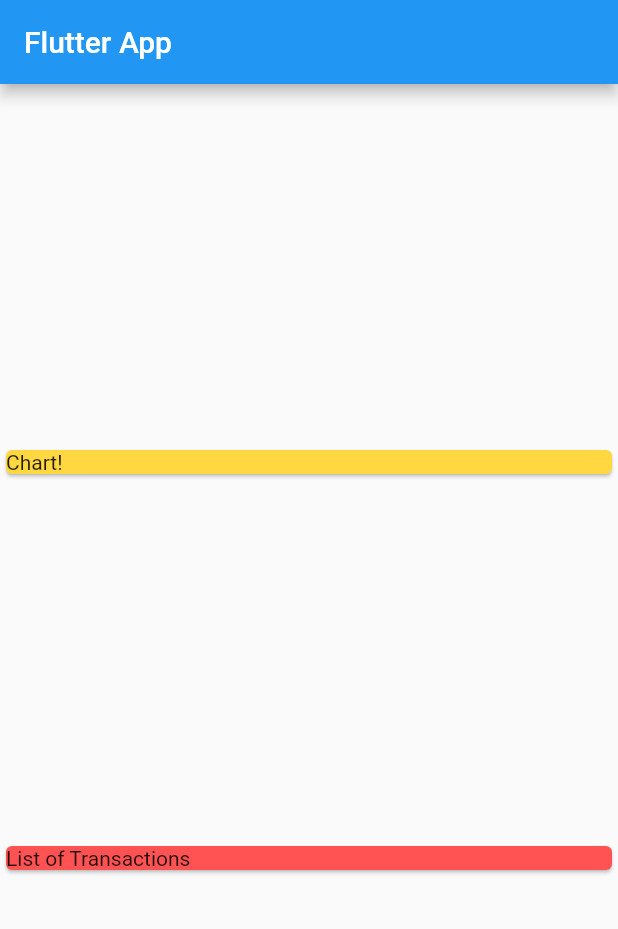
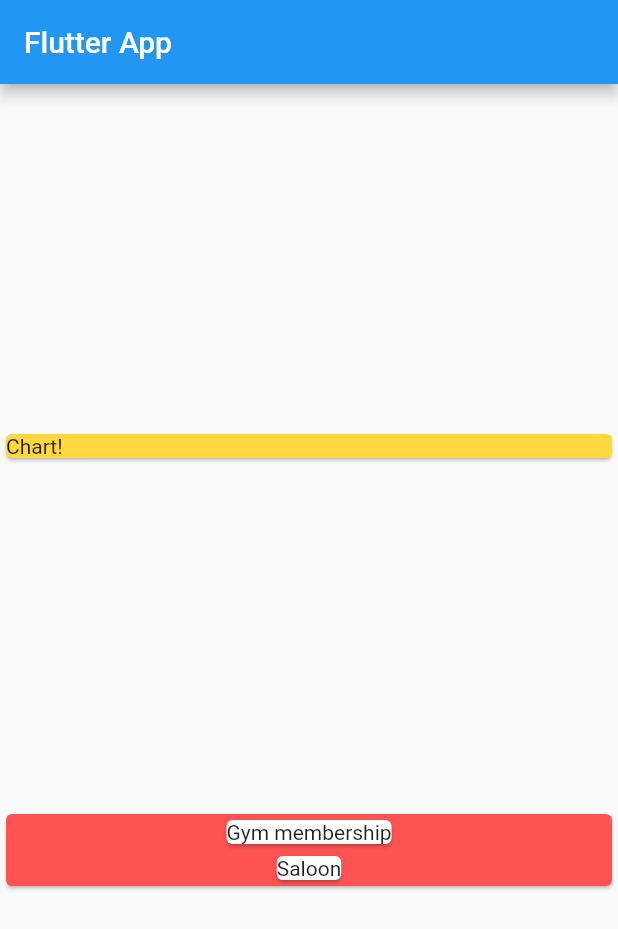
Before and after one commit to yazindu/personal_expenses_app, a Flutter app: the screen it shows after launch, on a phone screen of 412 x 824 dp. Shown: the top 929 px of the screen. Run offline on Flutter 3.47's test engine with Material 2 defaults, Android fonts, the phone set to English and light mode, and no system bars.

Commit message:
feat: 007 Mapping Data Into Widgets

```diff
--- a/lib/main.dart
+++ b/lib/main.dart
@@ -18,8 +18,7 @@ class MyHomePage extends StatelessWidget {
   final List<Transaction> transactions = [
     Transaction(
         id: 't1', title: 'Gym membership', amount: 6000, date: DateTime.now()),
-    Transaction(
-        id: 't2', title: 'Saloon', amount: 300, date: DateTime.now())
+    Transaction(id: 't2', title: 'Saloon', amount: 300, date: DateTime.now())
   ];
 
   @override
@@ -41,7 +40,13 @@ class MyHomePage extends StatelessWidget {
             ),
             Card(
               color: Colors.redAccent,
-              child: Text('List of Transactions'),
+              child: Column(
+                children: transactions.map((transaction) {
+                  return Card(
+                    child: Text(transaction.title),
+                  );
+                }).toList(),
+              ),
             ),
           ]),
     );
```
